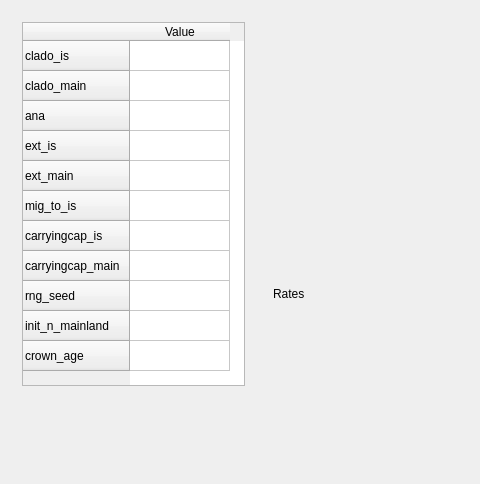
Qt form elly_qtmaindialog.ui (richelbilderbeek/pbdmms) before a commit; both pictures show x 0 to 480 and y 0 to 484 of the 1050 by 589 pixel window.
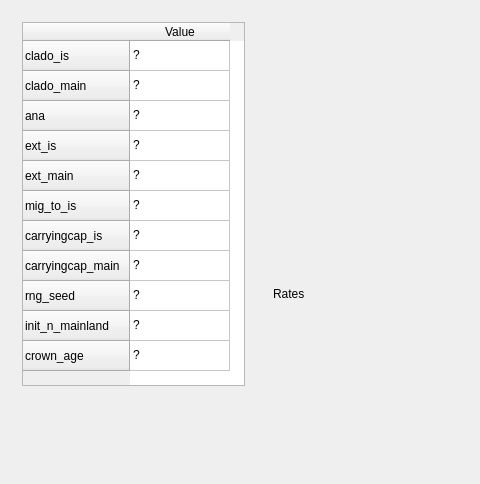
The same form after that commit.

Diff of the .ui file:
```diff
--- a/elly_qtmaindialog.ui
+++ b/elly_qtmaindialog.ui
@@ -87,7 +87,57 @@
         </column>
         <item row="0" column="0">
          <property name="text">
-          <string/>
+          <string>?</string>
+         </property>
+        </item>
+        <item row="1" column="0">
+         <property name="text">
+          <string>?</string>
+         </property>
+        </item>
+        <item row="2" column="0">
+         <property name="text">
+          <string>?</string>
+         </property>
+        </item>
+        <item row="3" column="0">
+         <property name="text">
+          <string>?</string>
+         </property>
+        </item>
+        <item row="4" column="0">
+         <property name="text">
+          <string>?</string>
+         </property>
+        </item>
+        <item row="5" column="0">
+         <property name="text">
+          <string>?</string>
+         </property>
+        </item>
+        <item row="6" column="0">
+         <property name="text">
+          <string>?</string>
+         </property>
+        </item>
+        <item row="7" column="0">
+         <property name="text">
+          <string>?</string>
+         </property>
+        </item>
+        <item row="8" column="0">
+         <property name="text">
+          <string>?</string>
+         </property>
+        </item>
+        <item row="9" column="0">
+         <property name="text">
+          <string>?</string>
+         </property>
+        </item>
+        <item row="10" column="0">
+         <property name="text">
+          <string>?</string>
          </property>
         </item>
        </widget>
```
